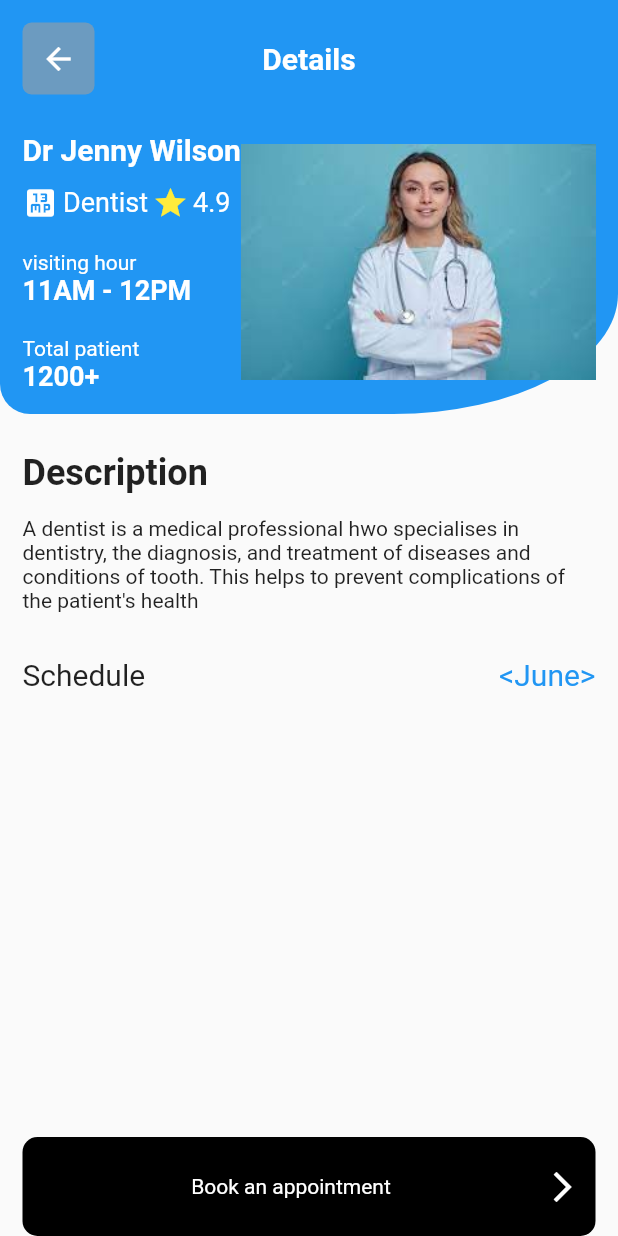
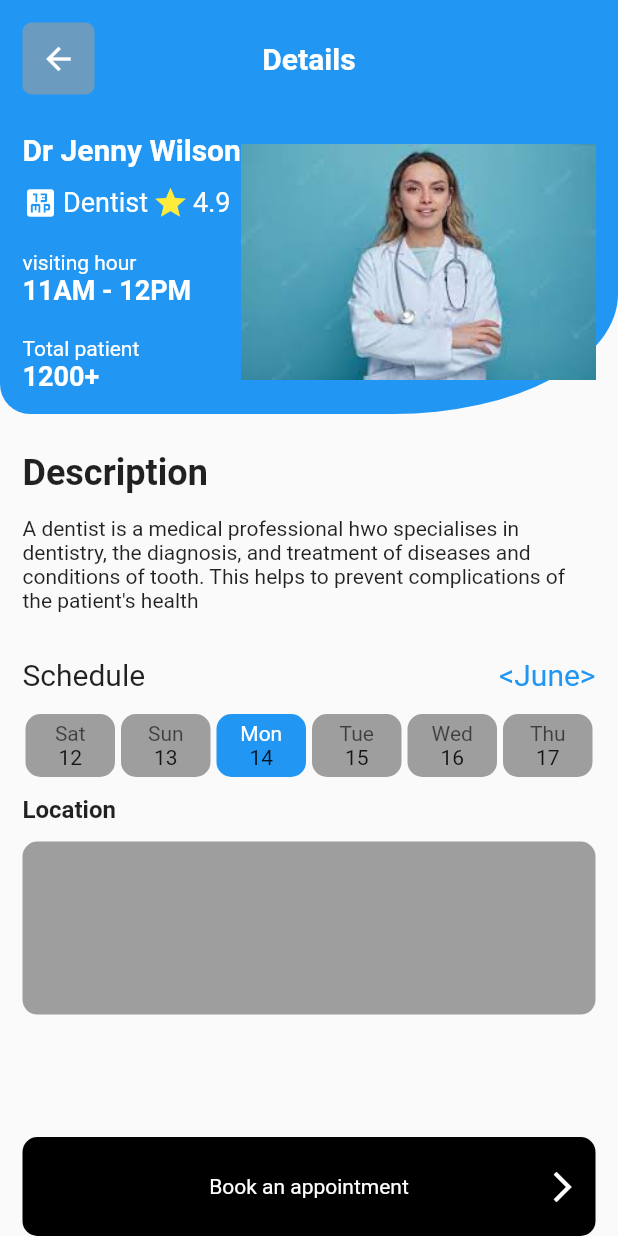
Before and after one commit to ernestkoko/kora_play, a Flutter app: the DetailsPage screen opened directly, on a phone screen of 412 x 824 dp. Run offline on Flutter 3.47's test engine with Material 2 defaults, Android fonts, the phone set to English and light mode, and no system bars; our stand-ins replace flutter_slidable, smooth_page_indicator.

Commit message:
Done with the details page

```diff
--- a/lib/app/modules/details_module/details_page.dart
+++ b/lib/app/modules/details_module/details_page.dart
@@ -1,4 +1,5 @@
 import 'package:flutter/material.dart';
+import 'package:kora_play/app/modules/details_module/widgets/date_container.dart';
 
 class DetailsPage extends StatelessWidget {
   const DetailsPage({Key? key}) : super(key: key);
@@ -10,7 +11,9 @@ class DetailsPage extends StatelessWidget {
         child: Stack(
           children: [
             Positioned(
-              left: 0,top: 0,right: 0,
+              left: 0,
+              top: 0,
+              right: 0,
               bottom: MediaQuery.of(context).size.height * 0.09,
               child: ListView(
                 children: [
@@ -35,27 +38,31 @@ class DetailsPage extends StatelessWidget {
                               decoration: ShapeDecoration(
                                   color: Colors.grey.withOpacity(0.6),
                                   shape: const RoundedRectangleBorder(
-                                      borderRadius:
-                                          BorderRadius.all(Radius.circular(6)))),
+                                      borderRadius: BorderRadius.all(
+                                          Radius.circular(6)))),
                               child: IconButton(
                                   padding: const EdgeInsets.all(0),
                                   onPressed: () {},
-                                  icon: const BackButton(color: Colors.white,)),
+                                  icon: const BackButton(
+                                    color: Colors.white,
+                                  )),
                             ),
                             const Text(
                               "Details",
-                              style: TextStyle(color: Colors.white, fontSize: 20, fontWeight: FontWeight.bold),
+                              style: TextStyle(
+                                  color: Colors.white,
+                                  fontSize: 20,
+                                  fontWeight: FontWeight.bold),
                             ),
                             Container(
-                              decoration:const  ShapeDecoration(
-
-                                  shape:  RoundedRectangleBorder(
-                                      borderRadius:
-                                      BorderRadius.all(Radius.circular(6)))),
+                              decoration: const ShapeDecoration(
+                                  shape: RoundedRectangleBorder(
+                                      borderRadius: BorderRadius.all(
+                                          Radius.circular(6)))),
                               child: IconButton(
                                   padding: const EdgeInsets.all(0),
                                   onPressed: () {},
-                                  icon:  Icon(
+                                  icon: Icon(
                                     Icons.arrow_back,
                                     color: Theme.of(context).primaryColor,
                                   )),
@@ -144,29 +151,74 @@ class DetailsPage extends StatelessWidget {
                       ],
                     ),
                   ),
-
-
-                 const  Padding(
-                    padding:  EdgeInsets.only(left: 15.0),
-
-                    child: Text("Description", style: TextStyle(fontSize: 24, fontWeight: FontWeight.bold),),
+                  const Padding(
+                    padding: EdgeInsets.only(left: 15.0),
+                    child: Text(
+                      "Description",
+                      style:
+                          TextStyle(fontSize: 24, fontWeight: FontWeight.bold),
+                    ),
                   ),
                   const Padding(
-                    padding: const EdgeInsets.all(15.0),
-                    child: Text("A dentist is a medical professional hwo specialises in "
+                    padding: EdgeInsets.all(15.0),
+                    child: Text(
+                        "A dentist is a medical professional hwo specialises in "
                         "dentistry, the diagnosis, and treatment of diseases and"
                         " conditions of tooth. This helps to prevent complications "
                         "of the patient's health"),
                   ),
-                  Padding(padding:const  EdgeInsets.all(15.0),child:
-                    Row(
+                  Padding(
+                    padding: const EdgeInsets.all(15.0),
+                    child: Row(
                       mainAxisAlignment: MainAxisAlignment.spaceBetween,
                       children: [
-                        const Text("Schedule", style: TextStyle(fontSize: 20),),
-                        Text("<June>", style: TextStyle(fontSize:20,color: Theme.of(context).primaryColor),)
+                        const Text(
+                          "Schedule",
+                          style: TextStyle(fontSize: 20),
+                        ),
+                        Text(
+                          "<June>",
+                          style: TextStyle(
+                              fontSize: 20,
+                              color: Theme.of(context).primaryColor),
+                        )
                       ],
-                    ),)
+                    ),
+                  ),
+                  Padding(
+                    padding: const EdgeInsets.symmetric(horizontal: 15),
+                    child: Row(
+                      mainAxisAlignment: MainAxisAlignment.spaceBetween,
+                      children: const [
+                        DateContainer(day: "Sat",date: "12",),
+                        DateContainer(day: "Sun",date: "13",),
+                        DateContainer(
+                          day: "Mon",date: "14",
+                          today: true,
+                        ),
+                        DateContainer(day: "Tue",date: "15",),
+                        DateContainer(day: "Wed",date: "16",),
+                        DateContainer(day: "Thu",date: "17",),
+                      ],
+                    ),
 
+                  ),
+                  const SizedBox(height: 12,),
+                 const  Padding(padding: EdgeInsets.symmetric(horizontal: 15), child:
+                    Text("Location", style: TextStyle(fontWeight: FontWeight.bold, fontSize: 16),),),
+
+                  Container(
+                   height: MediaQuery.of(context).size.height * 0.14,
+                    padding:const  EdgeInsets.symmetric(vertical: 15),
+                    margin:const  EdgeInsets.only(top: 12, left: 15, right: 15),
+                    decoration: ShapeDecoration(
+                      color: Colors.grey,
+                      shape: RoundedRectangleBorder(
+                        borderRadius: BorderRadius.circular(10)
+                      )
+                    ),
+
+                  )
                 ],
               ),
             ),
@@ -178,21 +230,28 @@ class DetailsPage extends StatelessWidget {
                 child: Container(
                   margin: const EdgeInsets.symmetric(horizontal: 15),
                   padding: const EdgeInsets.symmetric(horizontal: 10),
-              decoration:const  ShapeDecoration(
+                  decoration: const ShapeDecoration(
                       color: Colors.black,
                       shape: RoundedRectangleBorder(
-                  borderRadius: BorderRadius.all(Radius.circular(10))
-                )
-              ),
-
+                          borderRadius: BorderRadius.all(Radius.circular(10)))),
                   child: Row(
                     mainAxisAlignment: MainAxisAlignment.spaceBetween,
-              children: [
-                 Container(),
-               const  Text("Book an appointment", style: TextStyle(color: Colors.white),),
-               const  Icon(Icons.arrow_forward_ios_outlined, color: Colors.white,)
+                    children: const [
+                      Icon(
+                        Icons.arrow_forward_ios_outlined,
+                        color: Colors.black,
+                      ),
+                      Text(
+                        "Book an appointment",
+                        style: TextStyle(color: Colors.white),
+                      ),
+                      Icon(
+                        Icons.arrow_forward_ios_outlined,
+                        color: Colors.white,
+                      )
                     ],
-            ),))
+                  ),
+                ))
           ],
         ),
       ),
--- /dev/null
+++ b/lib/app/modules/details_module/widgets/date_container.dart
@@ -0,0 +1,33 @@
+
+import 'package:flutter/material.dart';
+
+class DateContainer extends StatelessWidget {
+  const DateContainer({Key? key, this.today = false, required this.day, required this.date}) : super(key: key);
+  final bool today;
+  final String day;
+  final String date;
+
+  @override
+  Widget build(BuildContext context) {
+    return Expanded(
+      child: Container(
+        margin: EdgeInsets.symmetric(horizontal: 2),
+        padding:const EdgeInsets.all(5),
+        decoration: ShapeDecoration(
+          color:  today ? Theme.of(context).primaryColor:Colors.grey,
+          shape: RoundedRectangleBorder(
+            borderRadius: BorderRadius.circular(10
+            )
+          )
+        ),
+        child: Column
+          (
+          children: [
+            Text(day, style: TextStyle(color:today?Colors.white: Colors.black.withOpacity(0.6)),),
+             Text(date)
+          ],
+        ),
+      ),
+    );
+  }
+}
```
Lines whose indentation alone changed are shown as unchanged.
